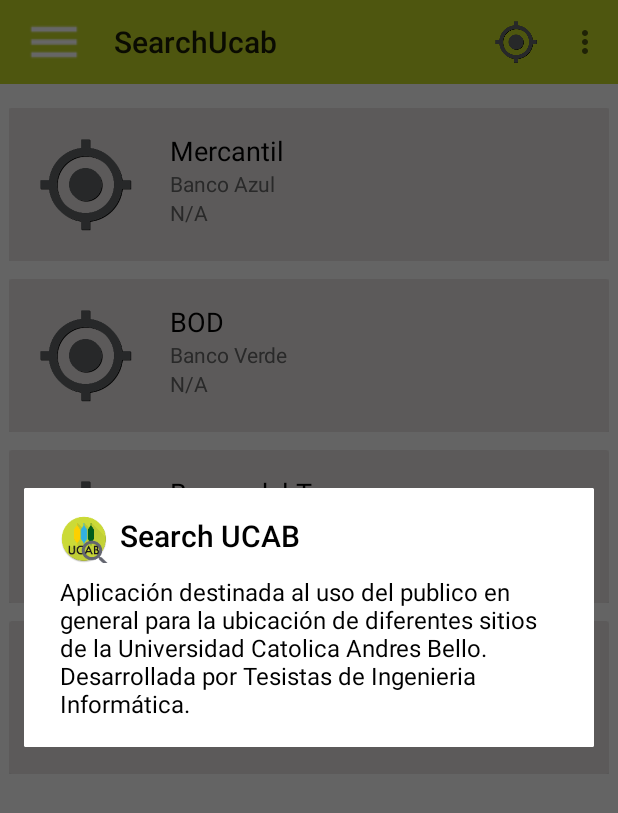
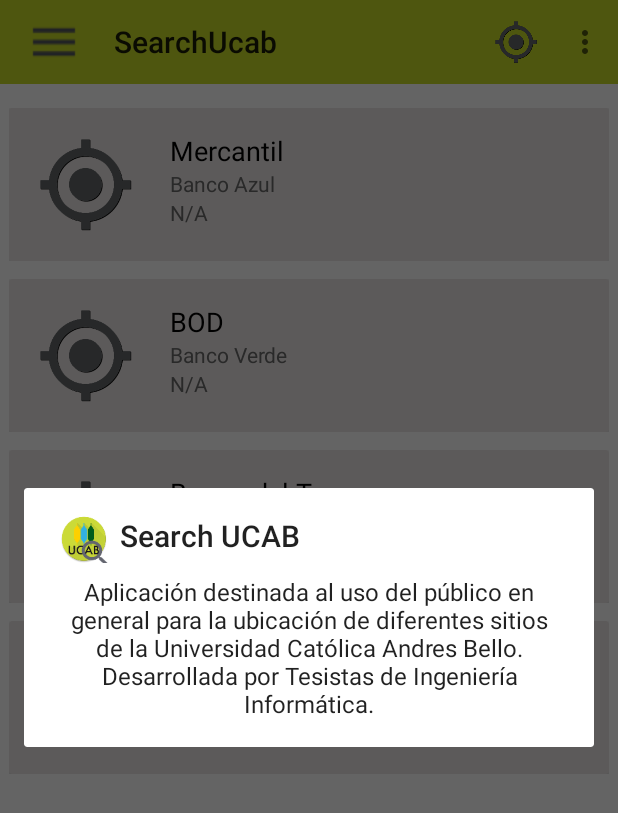
Before and after one commit to svillami/SanTed, an Android app: the screen it shows after launch (MenuPrincipal), in the options menu, after a tap on "Información", on a phone screen of 412 x 824 dp. Shown: the top 813 px of the screen. Run offline under Robolectric (Android 15) with nearby library versions, the phone set to English and light mode, and no system bars; 2 statements that could not run were skipped.

Commit message:
Cambio de Dialogos y Detalles
Se cambian los estilos de algunos diálogos, y del icono del menú
principal

```diff
--- a/SearchUcab/app/src/main/java/santed/com/searchucab/LecturaNfc.java
+++ b/SearchUcab/app/src/main/java/santed/com/searchucab/LecturaNfc.java
@@ -57,7 +57,7 @@ public class LecturaNfc extends AppCompatActivity {
         actionBar.setDisplayHomeAsUpEnabled(true);
 
         pd = new ProgressDialog(LecturaNfc.this);
-        pd.setTitle("Esperando lectura del Tag NFC");
+        //pd.setTitle("Esperando lectura del Tag NFC");
         pd.setMessage("Por favor, Acerque su dispositivo al NFC para su lectura.");
         pd.setCancelable(false);
         pd.setButton(DialogInterface.BUTTON_NEGATIVE, "CANCELAR", new DialogInterface.OnClickListener() {
@@ -272,7 +272,7 @@ public class LecturaNfc extends AppCompatActivity {
     //Agregando el Dialogo Correcto
     public AlertDialog createDialogCorrect(String Titulo, String mensaje) {
 
-        AlertDialog.Builder builder = new AlertDialog.Builder(LecturaNfc.this, R.style.AppTheme_Dark_Dialog);
+        AlertDialog.Builder builder = new AlertDialog.Builder(LecturaNfc.this);
 
         builder.setIcon(R.drawable.nfc_icon)
                 .setTitle(Titulo)
@@ -299,7 +299,7 @@ public class LecturaNfc extends AppCompatActivity {
     //Agregando el Dialogo Incorrecto
     public AlertDialog createSimpleDialog(String result, String var) {
 
-        AlertDialog.Builder builder = new AlertDialog.Builder(LecturaNfc.this, R.style.AppTheme_Dark_Dialog);
+        AlertDialog.Builder builder = new AlertDialog.Builder(LecturaNfc.this);
 
         builder.setIcon(R.drawable.nfc_icon)
                 .setTitle("NFC incorrecto")
--- a/SearchUcab/app/src/main/java/santed/com/searchucab/MenuPrincipal.java
+++ b/SearchUcab/app/src/main/java/santed/com/searchucab/MenuPrincipal.java
@@ -45,7 +45,7 @@ public class MenuPrincipal extends AppCompatActivity {
         toolbar = (Toolbar) findViewById(R.id.tool_bar); // Attaching the layout to the toolbar object
         setSupportActionBar(toolbar);
         ActionBar actionBar = getSupportActionBar();
-        actionBar.setHomeAsUpIndicator(R.drawable.ic_menu);
+        actionBar.setHomeAsUpIndicator(R.drawable.menu);
         actionBar.setDisplayHomeAsUpEnabled(true);
 
         mDrawerLayout = (DrawerLayout) findViewById(R.id.DrawerLayout);
@@ -181,7 +181,7 @@ public class MenuPrincipal extends AppCompatActivity {
 
     public AlertDialog createSimpleDialog() {
 
-        AlertDialog.Builder builder = new AlertDialog.Builder(this, R.style.AppTheme_Dark_Dialog);
+        AlertDialog.Builder builder = new AlertDialog.Builder(this);
 
         builder.setIcon(R.drawable.question_mark)
                 .setTitle("¿Sabías que?");
@@ -284,6 +284,7 @@ public class MenuPrincipal extends AppCompatActivity {
 
         }
 
+        //Alinea el texto
         AlertDialog dialog = builder.show();
         TextView messageView = (TextView)dialog.findViewById(android.R.id.message);
         messageView.setGravity(Gravity.CENTER_HORIZONTAL);
@@ -294,12 +295,16 @@ public class MenuPrincipal extends AppCompatActivity {
 
     public AlertDialog createSimpleDialogInfo() {
 
-        AlertDialog.Builder builder = new AlertDialog.Builder(this, R.style.AppTheme_Dark_Dialog);
+        AlertDialog.Builder builder = new AlertDialog.Builder(this);
 
         builder.setIcon(R.mipmap.ic_launcher)
                 .setTitle("Search UCAB")
                 .setMessage(R.string.informacion);
-        builder.show();
+        //Alinea el texto
+        AlertDialog dialog = builder.show();
+        TextView messageView = (TextView)dialog.findViewById(android.R.id.message);
+        messageView.setGravity(Gravity.CENTER_HORIZONTAL);
+
         return builder.create();
     }
 
--- a/SearchUcab/app/src/main/res/values/strings.xml
+++ b/SearchUcab/app/src/main/res/values/strings.xml
@@ -4,8 +4,8 @@
     <string name="exit">Salir</string>
     <string name="openDrawer">open</string>
     <string name="closeDrawer">close</string>
-    <string name="informacion">Aplicación destinada al uso del publico en general para la ubicación de diferentes sitios
-    de la Universidad Catolica Andres Bello. Desarrollada por Tesistas de Ingenieria Informática. </string>
+    <string name="informacion">Aplicación destinada al uso del público en general para la ubicación de diferentes sitios
+    de la Universidad Católica Andres Bello. Desarrollada por Tesistas de Ingeniería Informática. </string>
     <string name="dos">Cuando el usuario toca cualquiera de los botones de acción creados con un AlertDialog.Builder, el sistema descarta el diálogo por ti.
 
 El sistema también descarta el diálogo cuando el usuario toca un elemento en una lista de diálogo, excepto cuando la lista usa botones de selección o casillas de verificación. De lo contrario, puedes descartar el diálogo manualmente llamando adismiss() en tu DialogFragment.
--- a/SearchUcab/app/src/main/res/values/styles.xml
+++ b/SearchUcab/app/src/main/res/values/styles.xml
@@ -5,7 +5,7 @@
         <!-- Customize your theme here. -->
         <item name="colorPrimary">@color/black</item>
         <item name="colorPrimaryDark">@color/colorPrimaryDark</item>
-        <item name="colorAccent">@color/colorAccent</item>
+        <item name="colorAccent">@color/greentoolbar</item>
     </style>
 
     <style name="AppTheme.Dark.Dialog" parent="Theme.AppCompat.Dialog">
@@ -16,4 +16,5 @@
     </style>
 
 
+
 </resources>
```
Also changed, not shown: SearchUcab/app/src/main/res/drawable/menu.png (added).
